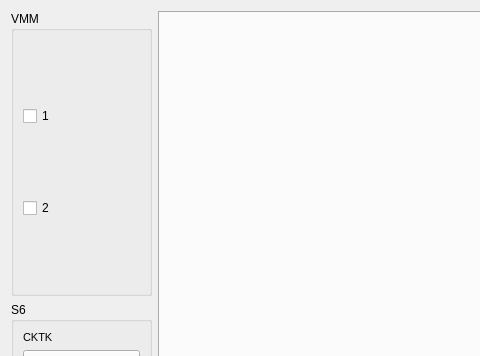
This is src/hybrid_window.ui in YanzhaoW/vmmsc as Qt 5 draws it before an edit; both pictures show x 0 to 480 and y 0 to 356 of the 986 by 643 pixel window. The edited form follows.
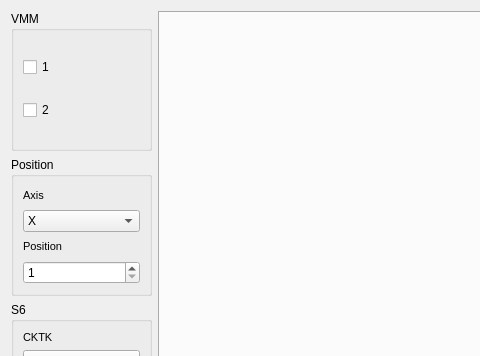
This is the edited form.

Patch:
```diff
--- a/src/hybrid_window.ui
+++ b/src/hybrid_window.ui
@@ -23,37 +23,7 @@
    <string>Form</string>
   </property>
   <layout class="QGridLayout" name="gridLayout_3">
-   <item row="0" column="0">
-    <widget class="QGroupBox" name="groupBox">
-     <property name="title">
-      <string>VMM</string>
-     </property>
-     <layout class="QGridLayout" name="gridLayout_2">
-      <item row="0" column="0">
-       <widget class="QCheckBox" name="Box_vmm1">
-        <property name="text">
-         <string>1</string>
-        </property>
-       </widget>
-      </item>
-      <item row="1" column="0">
-       <widget class="QCheckBox" name="Box_vmm2">
-        <property name="text">
-         <string>2</string>
-        </property>
-       </widget>
-      </item>
-     </layout>
-    </widget>
-   </item>
-   <item row="0" column="1" rowspan="2">
-    <widget class="QTabWidget" name="tabWidget">
-     <property name="currentIndex">
-      <number>-1</number>
-     </property>
-    </widget>
-   </item>
-   <item row="1" column="0">
+   <item row="2" column="0">
     <widget class="QGroupBox" name="groupBox_8">
      <property name="font">
       <font>
@@ -340,6 +310,116 @@
      </layout>
     </widget>
    </item>
+   <item row="0" column="0">
+    <widget class="QGroupBox" name="groupBox">
+     <property name="title">
+      <string>VMM</string>
+     </property>
+     <layout class="QGridLayout" name="gridLayout_2">
+      <item row="0" column="0">
+       <widget class="QCheckBox" name="Box_vmm1">
+        <property name="text">
+         <string>1</string>
+        </property>
+       </widget>
+      </item>
+      <item row="1" column="0">
+       <widget class="QCheckBox" name="Box_vmm2">
+        <property name="text">
+         <string>2</string>
+        </property>
+       </widget>
+      </item>
+     </layout>
+    </widget>
+   </item>
+   <item row="0" column="1" rowspan="3">
+    <widget class="QTabWidget" name="tabWidget">
+     <property name="currentIndex">
+      <number>-1</number>
+     </property>
+    </widget>
+   </item>
+   <item row="1" column="0">
+    <widget class="QGroupBox" name="groupBox_2">
+     <property name="title">
+      <string>Position</string>
+     </property>
+     <layout class="QGridLayout" name="gridLayout_4">
+      <item row="0" column="0">
+       <widget class="QLabel" name="cktkLabel_2">
+        <property name="font">
+         <font>
+          <family>Arial</family>
+          <pointsize>8</pointsize>
+         </font>
+        </property>
+        <property name="text">
+         <string>Axis</string>
+        </property>
+       </widget>
+      </item>
+      <item row="1" column="0">
+       <widget class="QComboBox" name="cktk_s6_2">
+        <property name="font">
+         <font>
+          <family>Arial</family>
+          <pointsize>9</pointsize>
+         </font>
+        </property>
+        <property name="currentIndex">
+         <number>0</number>
+        </property>
+        <item>
+         <property name="text">
+          <string>X</string>
+         </property>
+        </item>
+        <item>
+         <property name="text">
+          <string>Y</string>
+         </property>
+        </item>
+       </widget>
+      </item>
+      <item row="2" column="0">
+       <widget class="QLabel" name="cktkLabel_3">
+        <property name="font">
+         <font>
+          <family>Arial</family>
+          <pointsize>8</pointsize>
+         </font>
+        </property>
+        <property name="text">
+         <string>Position</string>
+        </property>
+       </widget>
+      </item>
+      <item row="3" column="0">
+       <widget class="QSpinBox" name="fecPeriodReset_2">
+        <property name="font">
+         <font>
+          <family>Arial</family>
+          <pointsize>9</pointsize>
+         </font>
+        </property>
+        <property name="minimum">
+         <number>1</number>
+        </property>
+        <property name="maximum">
+         <number>65534</number>
+        </property>
+        <property name="singleStep">
+         <number>1</number>
+        </property>
+        <property name="value">
+         <number>1</number>
+        </property>
+       </widget>
+      </item>
+     </layout>
+    </widget>
+   </item>
   </layout>
  </widget>
  <resources/>
```
